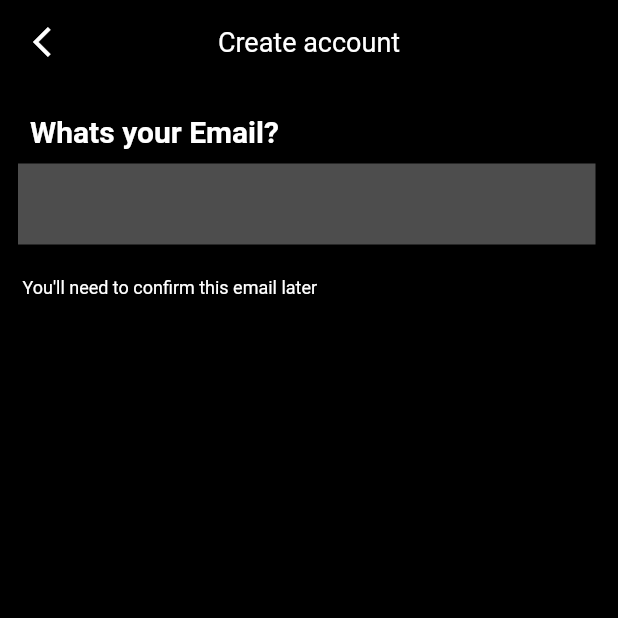
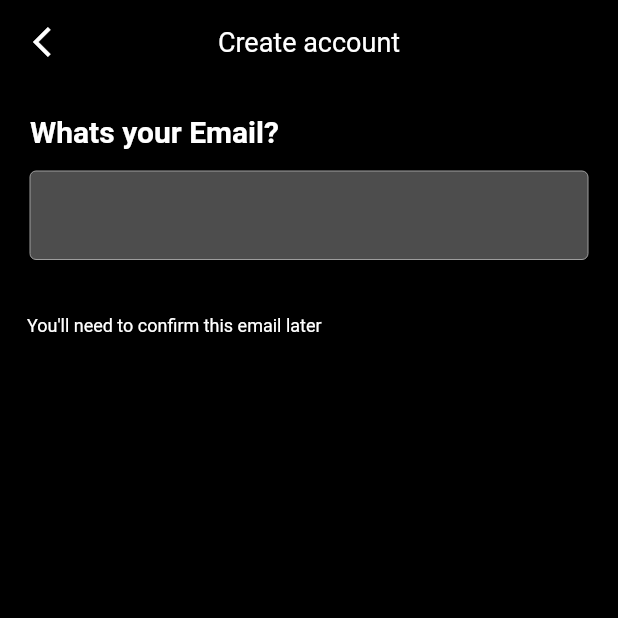
Before and after one commit to mithson/resonance, a Flutter app: the screen it shows after launch, on a phone screen of 412 x 824 dp, the top half of it. Run offline on Flutter 3.47's test engine with Material 2 defaults, Android fonts, the phone set to English and light mode, and no system bars; our stand-ins replace font_awesome_flutter.

Commit message:
Email All done now working properly

```diff
--- a/lib/screens/intro.dart
+++ b/lib/screens/intro.dart
@@ -74,8 +74,7 @@ class _EmailState extends State<Email> {
                           fontWeight: FontWeight.bold)),
                 ),
                 Padding(
-                    padding: EdgeInsets.only(
-                        left: 12, top: 10, right: 15, bottom: 0),
+                  padding: EdgeInsets.symmetric(horizontal: 20, vertical: 15),
                   child: TextField(
                     onChanged: (val) {
                       setState(() {});
@@ -92,21 +91,22 @@ class _EmailState extends State<Email> {
                     cursorWidth: 1,
                     controller: email,
                     decoration: InputDecoration(
-                        // counterText: 'You\'ll need to confirm this email later',
-                        // counterStyle: TextStyle(color: Colors.white),
-                        border: InputBorder.none,
-                        contentPadding: EdgeInsets.only(
-                            top: 35, bottom: 0, left: 10, right: 10),
+                      focusedBorder: OutlineInputBorder(
+                        borderRadius: BorderRadius.all(Radius.circular(4)),
+                        borderSide: BorderSide(width: 1, color: Colors.white),
+                      ),
+                      enabledBorder: const OutlineInputBorder(
+                        borderSide:
+                            const BorderSide(color: Colors.grey, width: 0.0),
+                      ),
+                      focusColor: Colors.white,
                       fillColor: Colors.white30,
                       filled: true,
-                        focusedBorder: OutlineInputBorder(
-                          borderSide: BorderSide(color: Colors.transparent),
-                          borderRadius: BorderRadius.circular(5),
                     ),
                   ),
-                    )),
+                ),
                 Padding(
-                  padding: EdgeInsets.only(left: 15, top: 0, right: 15),
+                  padding: EdgeInsets.only(left: 18, top: 0, right: 15),
                   child: Text('You\'ll need to confirm this email later',
                       style: TextStyle(
                           color: Colors.white,
```
Lines whose indentation alone changed are shown as unchanged.
